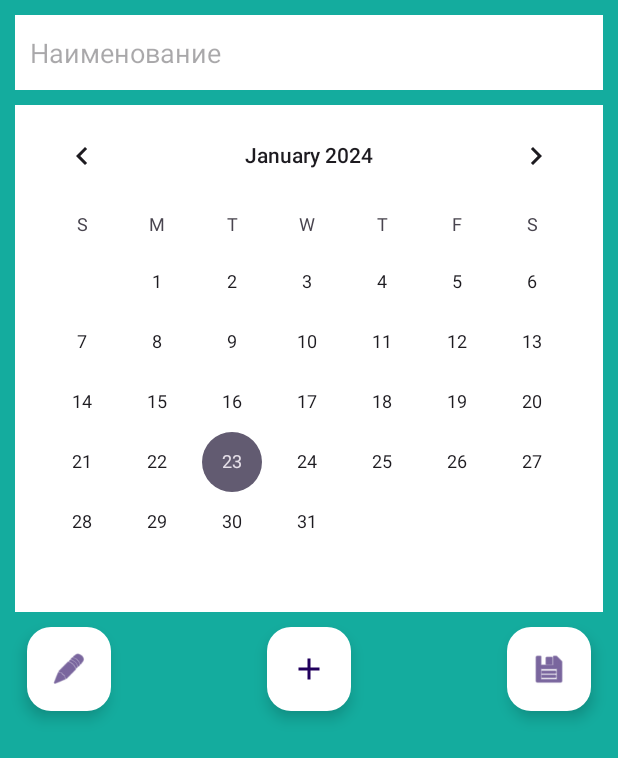
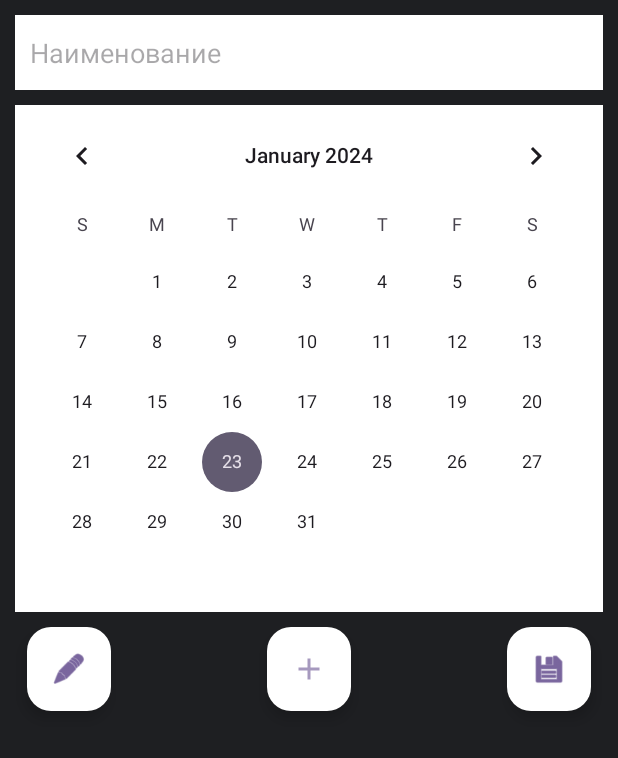
Before and after one commit to GeraVP/VPPen, an Android app: the screen it shows after launch (MainActivity2), after a tap on "Добавить запись", on a phone screen of 412 x 824 dp. Shown: the top 758 px of the screen. Run offline under Robolectric (Android 15) with nearby library versions, the phone set to English and light mode, and no system bars.

Commit message:
23.01.2024

```diff
--- a/app/src/main/java/com/example/vpplan/MainActivity.kt
+++ b/app/src/main/java/com/example/vpplan/MainActivity.kt
@@ -2,6 +2,7 @@ package com.example.vpplan
 
 import android.content.Context
 import android.content.Intent
+import android.graphics.Color
 import androidx.appcompat.app.AppCompatActivity
 import android.os.Bundle
 import android.util.Log
@@ -15,6 +16,7 @@ import androidx.recyclerview.widget.LinearLayoutManager
 import androidx.recyclerview.widget.RecyclerView
 import com.example.vpplan.packag.MyAdapter
 import com.example.vpplan.packag.MyDBManager
+import com.google.android.material.floatingactionbutton.FloatingActionButton
 import java.text.ParseException
 import java.text.SimpleDateFormat
 import java.util.Date
@@ -28,6 +30,9 @@ class MainActivity : AppCompatActivity() {
         setContentView(R.layout.activity_main)
         init()
         initSearchView()
+
+        val a = findViewById<FloatingActionButton>(R.id.fbNew)
+        a.setColorFilter(Color.argb(255, 255, 255, 255));
     }
     override fun onResume() {
         super.onResume()
--- a/app/src/main/res/drawable-anydpi/ic_add.xml
+++ b/app/src/main/res/drawable-anydpi/ic_add.xml
@@ -4,7 +4,7 @@
     android:viewportWidth="24"
     android:viewportHeight="24"
     android:tint="#FFFFFF"
-    android:alpha="1.0">
+    android:alpha="0.4">
   <path
       android:fillColor="@android:color/white"
       android:pathData="M19,13h-6v6h-2v-6H5v-2h6V5h2v6h6v2z"/>
--- a/app/src/main/res/layout/activity_main.xml
+++ b/app/src/main/res/layout/activity_main.xml
@@ -30,7 +30,7 @@
         android:layout_height="284dp"
         android:layout_marginEnd="20dp"
         android:layout_marginBottom="20dp"
-        android:clickable="true"
+        android:baselineAlignBottom="false"
         android:contentDescription="@string/addb"
         android:focusable="true"
         android:onClick="OnClickNew"
@@ -53,7 +53,7 @@
         app:layout_constraintTop_toTopOf="parent"
         app:layout_constraintVertical_bias="0.45" />
 
-    <SearchView
+    <android.widget.SearchView
         android:id="@+id/searchView"
         android:layout_width="0dp"
         android:layout_height="wrap_content"
--- a/app/src/main/res/values/colors.xml
+++ b/app/src/main/res/values/colors.xml
@@ -1,12 +1,6 @@
 <?xml version="1.0" encoding="utf-8"?>
 <resources>
-    <color name="black">#FF000000</color>
-    <color name="white">#FFFFFFFF</color>
-    <color name="dbl">#4064AD</color>
-    <color name="back">#14AC9E</color>
-    <color name="light_blue_50">#FFE1F5FE</color>
-    <color name="light_blue_200">#FF81D4FA</color>
-    <color name="light_blue_600">#FF039BE5</color>
-    <color name="light_blue_900">#FF01579B</color>
-    <color name="edittextdark">#000000</color>
+    <color name="white">#FFFFFF</color>
+    <color name="back">#1E1F22</color>
+    <color name="edittextdark">#D60000</color> // Цвет внутри Et при активации
 </resources>
```
Also changed, not shown: app/src/main/java/com/example/vpplan/packag/MyAdapter.kt (+6 -3 lines), app/src/main/res/layout/rcitme.xml (+7 -7 lines), app/src/main/res/drawable/red.jpeg (added), 1 other file.
